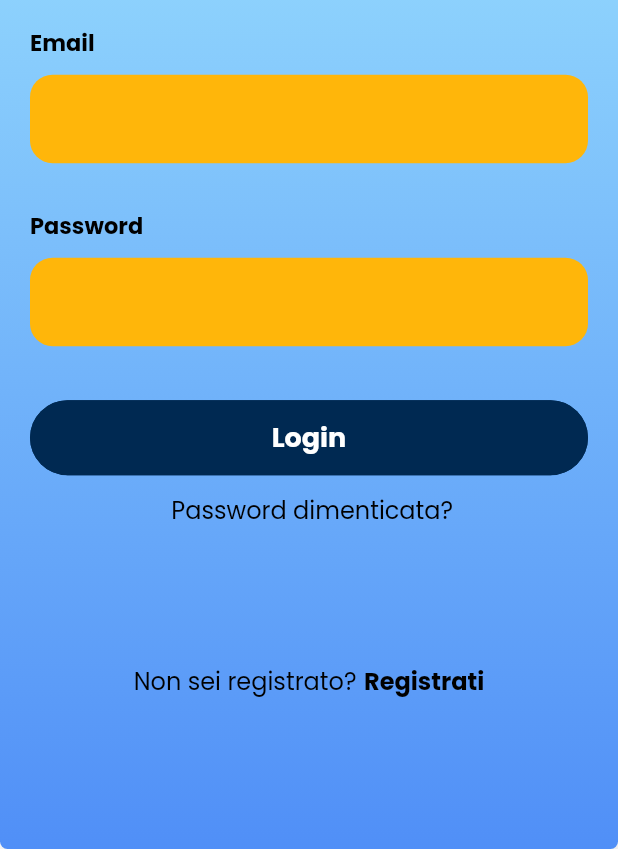
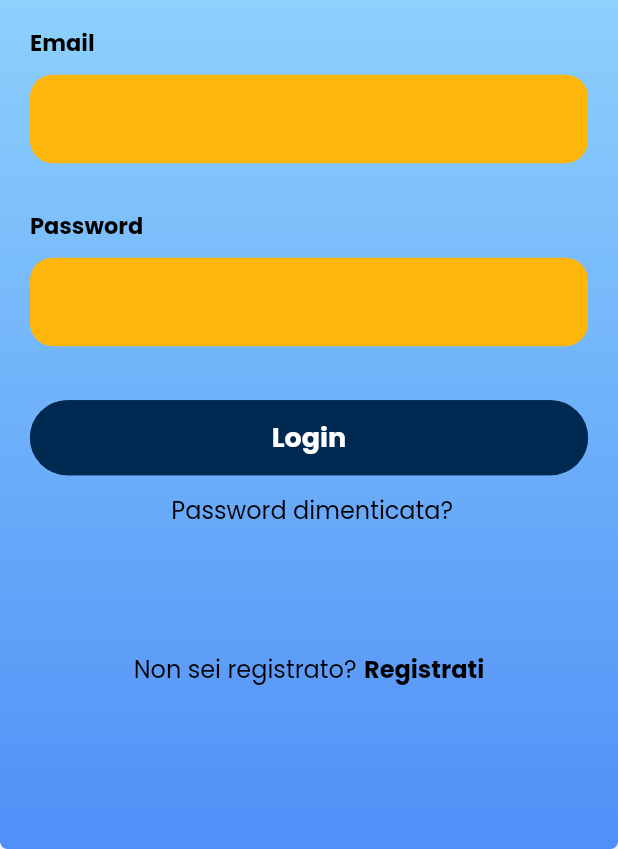
Before and after one commit to GabrielePisapia/EMAD-YachtOnCloud, a Flutter app: the screen it shows after launch, after a tap on "Login", on a phone screen of 412 x 824 dp, the part 387-1236 px from its top. Run offline on Flutter 3.47's test engine with Material 2 defaults, Android fonts, the light colour scheme and no system bars; our stand-ins replace cloud_firestore, firebase_auth, firebase_core, firebase_storage, fl_chart, flutter_icons and 9 more; missing offline and left inert: flutter_facebook_auth, flutter_facebook_login, flutter_gradients, flutter_vlc_player, qr_code_scanner; accounts and stored records are empty; network calls fail.

Commit message:
Ultime modifiche

```diff
--- a/yachtoncloud/lib/newLoginpage.dart
+++ b/yachtoncloud/lib/newLoginpage.dart
@@ -307,7 +307,7 @@ class _LoginPageState extends State<LoginPage> {
                                 fontSize: 16,
                                 fontWeight: FontWeight.normal))),
                   ),
-                  SizedBox(height: height * .055),
+                  SizedBox(height: height * .045), //.055
                   _createAccountLabel(),
                 ],
               ),
```
